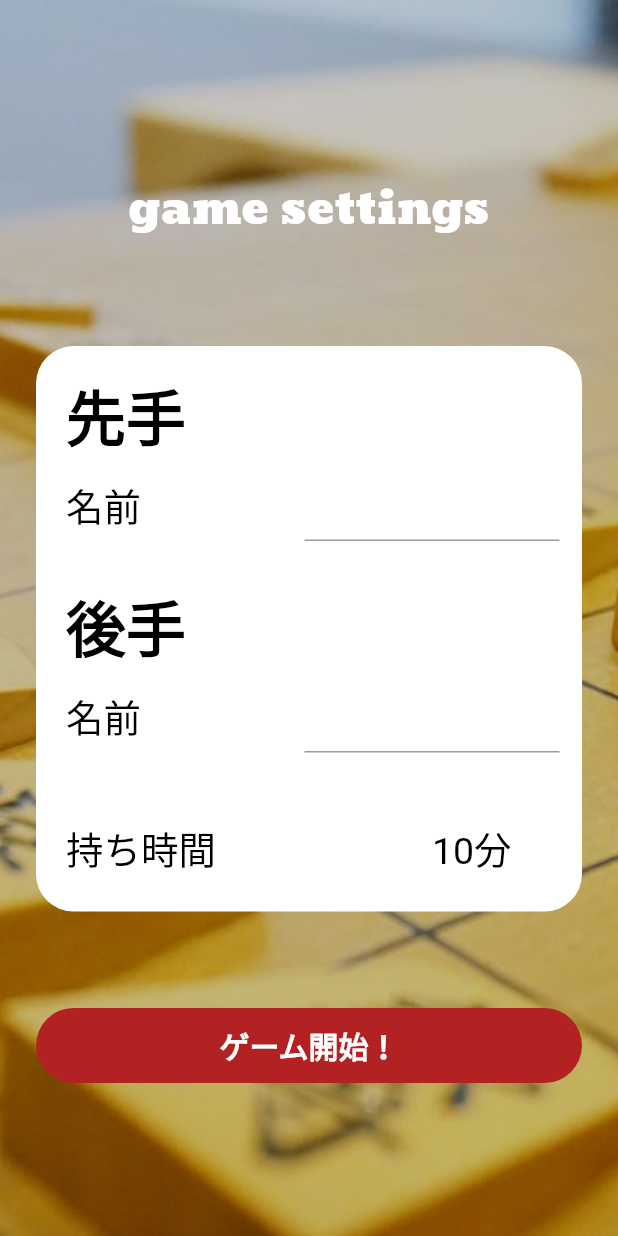
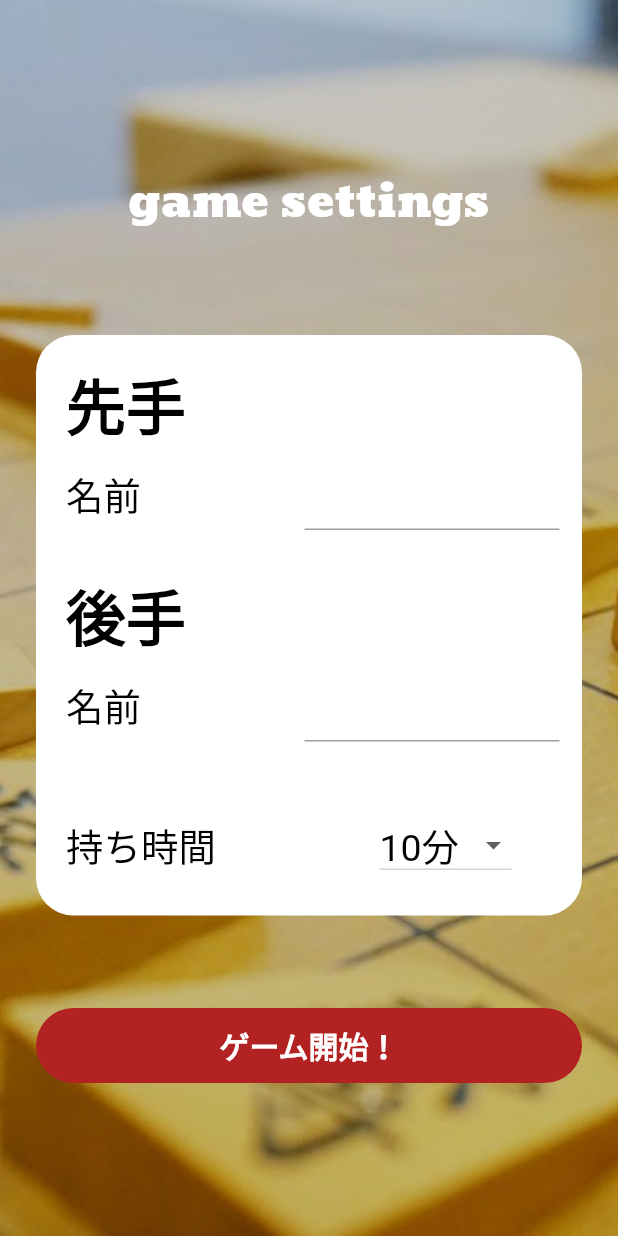
Before and after one commit to yoskoshi/shogi_game, a Flutter app: the screen it shows after launch, after a tap on "2人で対戦する", on a phone screen of 412 x 824 dp. Run offline on Flutter 3.47's test engine with Material 2 defaults, Android fonts, the phone set to English and light mode, and no system bars; our stand-ins replace freezed_annotation, hooks_riverpod.

Commit message:
change variable and create setItems function, dropDownButton

```diff
--- a/lib/pages/game_setting_page.dart
+++ b/lib/pages/game_setting_page.dart
@@ -6,6 +6,7 @@ import 'package:shogi_game/constraints/app_text.dart';
 import 'package:shogi_game/pages/game_page.dart';
 import 'package:shogi_game/pages/top_page.dart';
 import 'package:shogi_game/providers/one_player_game_setting_notifier.dart';
+import 'package:shogi_game/providers/two_player_game_setting_notifier.dart';
 import 'package:shogi_game/ui_component/background_image.dart';
 import 'package:shogi_game/ui_component/button.dart';
 import 'package:shogi_game/ui_component/input_name.dart';
@@ -25,6 +26,16 @@ class _GameSettingPage extends ConsumerState<GameSettingPage> {
   final TextEditingController _controller = TextEditingController();
   final TextEditingController _controller2 = TextEditingController();
   final TextEditingController _controller3 = TextEditingController();
+  final List<DropdownMenuItem<String>> _items = [];
+  String _selectItem = " ";
+
+  @override
+  void initState() {
+    super.initState();
+    setItems();
+    _selectItem = _items[0].value!;
+  }
+
   @override
   Widget build(BuildContext context) {
     return Scaffold(
@@ -45,10 +56,10 @@ class _GameSettingPage extends ConsumerState<GameSettingPage> {
               ),
               Expanded(flex: calcFlex2(), child: Container()),
               if (widget.battleNumber == BattleNumber.onePlayer) ...{
-                onePlayer(),
+                onePlayer(widget.battleNumber),
               },
               if (widget.battleNumber == BattleNumber.twoPlayers) ...{
-                twoPlayers(),
+                twoPlayers(widget.battleNumber),
               },
               if (widget.battleNumber == BattleNumber.manyPlayers) ...{
                 manyPlayers(),
@@ -96,9 +107,9 @@ class _GameSettingPage extends ConsumerState<GameSettingPage> {
     );
   }
 
-  Widget twoPlayers() {
+  Widget twoPlayers(BattleNumber battleNumber) {
     return Container(
-      height: 377,
+      height: 387,
       width: MediaQuery.of(context).size.width - 48,
       decoration: BoxDecoration(
         borderRadius: BorderRadius.circular(25),
@@ -116,11 +127,17 @@ class _GameSettingPage extends ConsumerState<GameSettingPage> {
           children: [
             firstMoveOrSecondMoveText(AppText.firstMove),
             const SizedBox(height: 6),
-            InputName(controller: _controller3),
+            InputName(
+                controller: _controller3,
+                isFirstMove: true,
+                battleNumber: battleNumber),
             const SizedBox(height: 28),
             firstMoveOrSecondMoveText(AppText.secondMove),
             const SizedBox(height: 6),
-            InputName(controller: _controller2),
+            InputName(
+                controller: _controller2,
+                isFirstMove: false,
+                battleNumber: battleNumber),
             const SizedBox(height: 45),
             adjust(AppText.allottedTime, AppText.tenMinutes),
           ],
@@ -141,6 +158,8 @@ class _GameSettingPage extends ConsumerState<GameSettingPage> {
   }
 
   Widget adjust(String text, String numberText) {
+    final twoPlayersGameSettingNotifier =
+        ref.read(twoPlayersGameSettingProvider.notifier);
     return Row(
       children: [
         Expanded(
@@ -153,20 +172,22 @@ class _GameSettingPage extends ConsumerState<GameSettingPage> {
             ),
           ),
         ),
-        Text(
-          numberText,
-          style: const TextStyle(
-            fontSize: 25,
-            fontWeight: FontWeight.w400,
-            color: AppColor.textColorBlack,
-          ),
+        DropdownButton(
+          items: _items,
+          value: _selectItem,
+          onChanged: (value) {
+            setState(() {
+              _selectItem = value!;
+            });
+            twoPlayersGameSettingNotifier.updateWaitName(_selectItem);
+          },
         ),
         const SizedBox(width: 32),
       ],
     );
   }
 
-  Widget onePlayer() {
+  Widget onePlayer(BattleNumber battleNumber) {
     return Container(
       height: 182,
       width: MediaQuery.of(context).size.width - 48,
@@ -215,7 +236,7 @@ class _GameSettingPage extends ConsumerState<GameSettingPage> {
               ),
             ),
             const SizedBox(height: 20),
-            InputName(controller: _controller),
+            InputName(controller: _controller, battleNumber: battleNumber),
           ],
         ),
       ),
@@ -249,4 +270,65 @@ class _GameSettingPage extends ConsumerState<GameSettingPage> {
       return 12;
     }
   }
+
+  void setItems() {
+    _items
+      ..add(
+        const DropdownMenuItem(
+          value: "10分",
+          child: Text(
+            "10分",
+            style: TextStyle(
+              fontSize: 25,
+              fontWeight: FontWeight.w400,
+              color: AppColor.textColorBlack,
+            ),
+          ),
+        ),
+      )
+      ..add(const DropdownMenuItem(
+        value: "30分",
+        child: Text(
+          "30分",
+          style: TextStyle(
+            fontSize: 25,
+            fontWeight: FontWeight.w400,
+            color: AppColor.textColorBlack,
+          ),
+        ),
+      ))
+      ..add(const DropdownMenuItem(
+        value: "1時間",
+        child: Text(
+          "1時間",
+          style: TextStyle(
+            fontSize: 25,
+            fontWeight: FontWeight.w400,
+            color: AppColor.textColorBlack,
+          ),
+        ),
+      ))
+      ..add(const DropdownMenuItem(
+        value: "2時間",
+        child: Text(
+          "2時間",
+          style: TextStyle(
+            fontSize: 25,
+            fontWeight: FontWeight.w400,
+            color: AppColor.textColorBlack,
+          ),
+        ),
+      ))
+      ..add(const DropdownMenuItem(
+        value: "4時間",
+        child: Text(
+          "4時間",
+          style: TextStyle(
+            fontSize: 25,
+            fontWeight: FontWeight.w400,
+            color: AppColor.textColorBlack,
+          ),
+        ),
+      ));
+  }
 }
```
